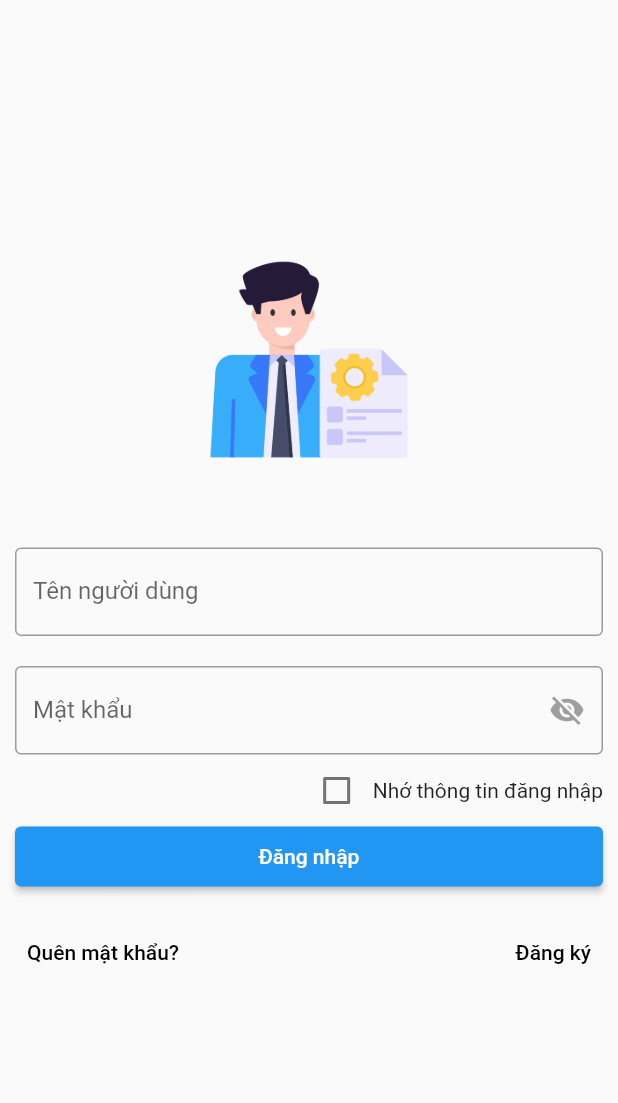
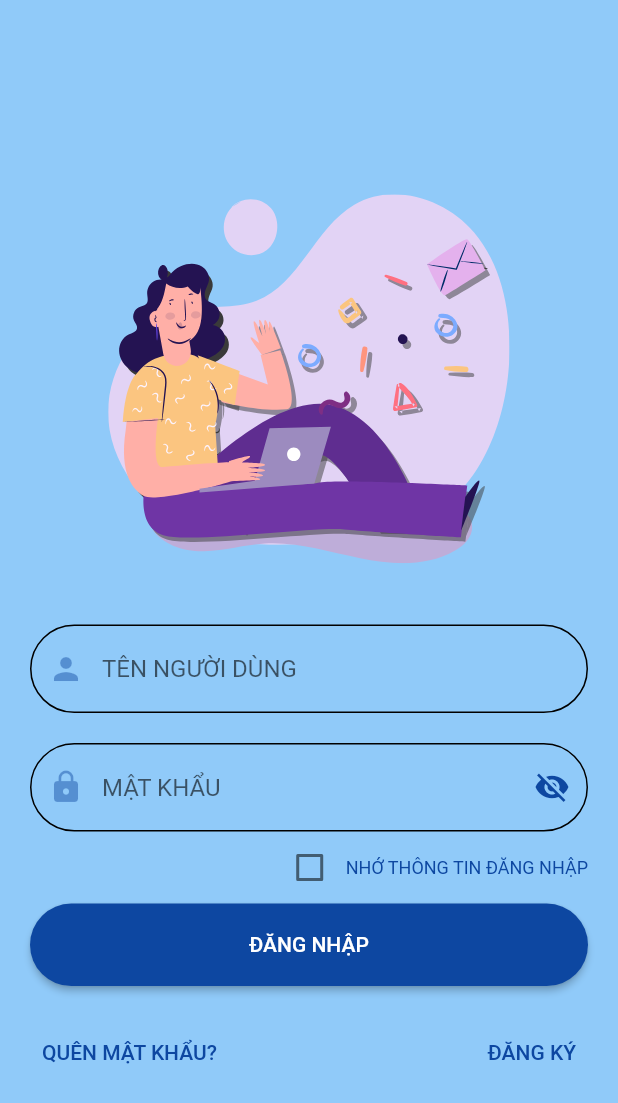
Before and after one commit to doxuannam1711/App_Mobie_Work_Manager, a Flutter app: the screen it shows after launch, on a phone screen of 412 x 824 dp. Shown: the top 1103 px of the screen. Run offline on Flutter 3.47's test engine with Material 2 defaults, Android fonts, the phone set to English and light mode, and no system bars; our stand-ins replace csv, file_picker, firebase_core, firebase_messaging, flutter_svg, googleapis_auth and 2 more; missing offline and left inert: googleapis; accounts and stored records are empty; network calls fail; project files that could hold a hidden picture were left out; key blocks and very long unbroken strings in the code were emptied for the run.

Commit message:
Sửa lại giao diện

```diff
--- a/lib/login/change_password_screen.dart
+++ b/lib/login/change_password_screen.dart
@@ -58,6 +58,7 @@ class _ChangePasswordScreenState extends State<ChangePasswordScreen> {
   @override
   Widget build(BuildContext context) {
     return Scaffold(
+      backgroundColor: Colors.blue[200],
       appBar: AppBar(
         title: const Text('Đổi mật khẩu'),
       ),
--- a/lib/login/forgot_password_screen.dart
+++ b/lib/login/forgot_password_screen.dart
@@ -86,6 +86,7 @@ class _ForgotPasswordScreenState extends State<ForgotPasswordScreen> {
   @override
   Widget build(BuildContext context) {
     return Scaffold(
+      backgroundColor: Colors.blue[200],
       appBar: AppBar(
         title: const Text('Quên mật khẩu'),
       ),
--- a/lib/login/login_screen.dart
+++ b/lib/login/login_screen.dart
@@ -5,6 +5,7 @@ import 'package:flutter_application/login/sing_up_screen.dart';
 import 'package:flutter_application/my_boards/create_screen.dart';
 import 'package:flutter_application/my_cards/my_cards_screen.dart';
 import 'package:flutter_application/notifications/notification_screen.dart';
+import 'package:flutter_svg/svg.dart';
 import 'package:http/http.dart' as http;
 import 'package:shared_preferences/shared_preferences.dart';
 import '../my_boards/my_boards_screen.dart';
@@ -178,24 +179,49 @@ class _LoginScreenState extends State<LoginScreen> {
   @override
   Widget build(BuildContext context) {
     return Scaffold(
+      backgroundColor: Colors.blue[200],
       body: Center(
         child: SingleChildScrollView(
           scrollDirection: Axis.vertical,
-          padding: const EdgeInsets.symmetric(horizontal: 10),
+          padding: const EdgeInsets.symmetric(horizontal: 20),
           child: Column(
-            mainAxisAlignment: MainAxisAlignment.center,
+            mainAxisAlignment: MainAxisAlignment.end,
+            crossAxisAlignment: CrossAxisAlignment.center,
             children: [
-              Image.asset(
-                'assets/images/logo.jpg',
-                width: 150,
-                height: 150,
+              const SizedBox(height: 20),
+              SvgPicture.asset(
+                "assets/images/login.svg",
+                width: MediaQuery.of(context).size.width * 0.65,
+                height: MediaQuery.of(context).size.width * 0.65,
               ),
-              const SizedBox(height: 50),
+              // const SizedBox(height: 20),
+              // Text(
+              //   "Xin chào😀Mừng bạn trở lại",
+              //   style: TextStyle(color: Colors.black, fontSize: 16),
+              // ),
+              const SizedBox(height: 30),
               TextFormField(
                 controller: _emailController,
-                decoration: const InputDecoration(
-                  labelText: 'Tên người dùng',
-                  border: OutlineInputBorder(),
+                decoration: InputDecoration(
+                  // labelText: 'TÊN NGƯỜI DÙNG',
+                  hintText: 'TÊN NGƯỜI DÙNG',
+                  enabledBorder: OutlineInputBorder(
+                    borderRadius: BorderRadius.circular(35),
+                  ),
+                  focusedBorder: OutlineInputBorder(
+                    borderRadius: BorderRadius.circular(35),
+                    borderSide: BorderSide(color: Colors.black!),
+                  ),
+                  filled: true,
+                  fillColor: Colors.blue[200],
+                  prefixIcon:  Padding(
+                    padding: EdgeInsets.all(1),
+                    child: ColorFiltered(
+                      colorFilter:
+                          ColorFilter.mode(Colors.blue.shade900, BlendMode.srcIn),
+                      child: Icon(Icons.person),
+                    ),
+                  ),
                 ),
               ),
               const SizedBox(height: 20),
@@ -203,7 +229,25 @@ class _LoginScreenState extends State<LoginScreen> {
                 controller: _passwordController,
                 focusNode: passwordFocusNode,
                 decoration: InputDecoration(
-                  labelText: 'Mật khẩu',
+                  // labelText: 'MẬT KHẨU',
+                  hintText: 'MẬT KHẨU',
+                  enabledBorder: OutlineInputBorder(
+                    borderRadius: BorderRadius.circular(35),
+                  ),
+                  focusedBorder: OutlineInputBorder(
+                    borderRadius: BorderRadius.circular(35),
+                    borderSide: BorderSide(color: Colors.black!),
+                  ),
+                  filled: true,
+                  fillColor: Colors.blue[200],
+                  prefixIcon: Padding(
+                    padding: EdgeInsets.all(1),
+                    child: ColorFiltered(
+                      colorFilter: ColorFilter.mode(
+                          Colors.blue.shade900, BlendMode.srcIn),
+                      child: Icon(Icons.lock),
+                    ),
+                  ),
                   border: const OutlineInputBorder(),
                   suffixIcon: InkWell(
                     onTap: () {
@@ -215,7 +259,7 @@ class _LoginScreenState extends State<LoginScreen> {
                       isPasswordVisible
                           ? Icons.visibility
                           : Icons.visibility_off,
-                      color: Colors.grey,
+                      color: Colors.blue[900],
                     ),
                   ),
                 ),
@@ -226,6 +270,7 @@ class _LoginScreenState extends State<LoginScreen> {
                 mainAxisAlignment: MainAxisAlignment.end,
                 children: [
                   Checkbox(
+                    activeColor: Colors.blue[900],
                     value: _rememberMe,
                     onChanged: (value) {
                       setState(() {
@@ -233,29 +278,49 @@ class _LoginScreenState extends State<LoginScreen> {
                       });
                     },
                   ),
-                  const Text('Nhớ thông tin đăng nhập'),
+                  Text(
+                    'NHỚ THÔNG TIN ĐĂNG NHẬP',
+                    style: TextStyle(
+                      fontSize: 12,
+                      color: Colors.blue[900],
+                    ),
+                  ),
                 ],
               ),
               // const SizedBox(height: 20.0),
-              SizedBox(
-                width: double.infinity,
-                height: 40,
+              Align(
+                alignment: Alignment.center,
+                child: SizedBox(
+                  width: MediaQuery.of(context).size.width * 1,
+                  height: 55,
                   child: ElevatedButton(
                     onPressed: handleLogin,
                     style: ButtonStyle(
+                      shape: MaterialStateProperty.all<RoundedRectangleBorder>(
+                        RoundedRectangleBorder(
+                          borderRadius: BorderRadius.circular(
+                              35), // Adjust the value to your desired roundness
+                        ),
+                      ),
                       backgroundColor: MaterialStateProperty.resolveWith<Color>(
                         (Set<MaterialState> states) {
                           if (states.contains(MaterialState.hovered)) {
                             return Colors.black;
                           }
-                        return Colors.blue;
+                          return Colors.blue.shade900;
                         },
                       ),
                     ),
-                  child: const Text('Đăng nhập'),
+                    child: const Text(
+                      'ĐĂNG NHẬP',
+                      style: TextStyle(
+                        fontSize: 14,
+                        color: Colors.white,
                       ),
                     ),
-
+                  ),
+                ),
+              ),
               const SizedBox(height: 20),
               Row(
                 mainAxisAlignment: MainAxisAlignment.spaceBetween,
@@ -279,10 +344,10 @@ class _LoginScreenState extends State<LoginScreen> {
                         },
                       ),
                     ),
-                    child: const Text(
-                      'Quên mật khẩu?',
+                    child: Text(
+                      'QUÊN MẬT KHẨU?',
                       style: TextStyle(
-                        color: Colors.black,
+                        color: Colors.blue[900],
                       ),
                     ),
                   ),
@@ -304,10 +369,10 @@ class _LoginScreenState extends State<LoginScreen> {
                         },
                       ),
                     ),
-                    child: const Text(
-                      'Đăng ký',
+                    child: Text(
+                      'ĐĂNG KÝ',
                       style: TextStyle(
-                        color: Colors.black,
+                        color: Colors.blue[900],
                       ),
                     ),
                   ),
--- a/lib/login/sing_up_screen.dart
+++ b/lib/login/sing_up_screen.dart
@@ -172,6 +172,7 @@ class _SignupScreenState extends State<SignupScreen> {
   @override
   Widget build(BuildContext context) {
     return Scaffold(
+      backgroundColor: Colors.blue[200],
       appBar: AppBar(
         title: const Text('Đăng ký tài khoản'),
       ),
--- a/pubspec.yaml
+++ b/pubspec.yaml
@@ -54,6 +54,7 @@ dependencies:
   firebase_messaging: ^14.6.1
   logging: ^1.1.1
   csv: ^5.0.2
+  flutter_svg: ^1.1.6
 
 dev_dependencies:
   flutter_test:
```
Also changed, not shown: assets/images/login.svg (added). Lines whose indentation alone changed are shown as unchanged.
